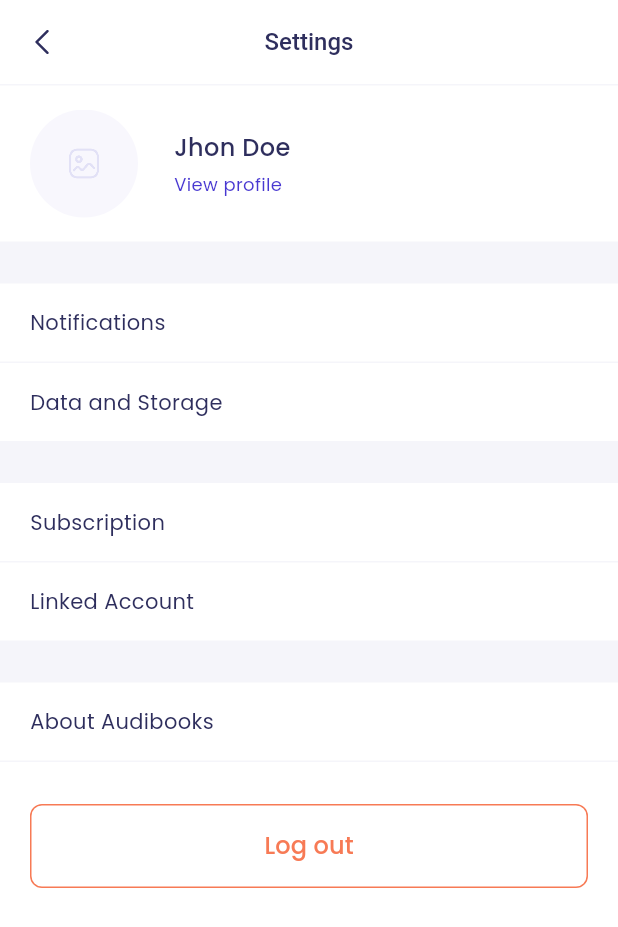
After one commit to bobirbek1/audio_book, a Flutter app: the SettingsPage screen opened directly, on a phone screen of 412 x 824 dp. The commit adds this screen. Shown: the top 927 px of the screen. Run offline on Flutter 3.47's test engine with Material 3 defaults, Android fonts, the phone set to English and light mode, and no system bars; drawn by our look-alikes of cached_network_image; our stand-ins replace audio_video_progress_bar, cloud_firestore, firebase_auth, firebase_core, flutter_cache_manager, flutter_svg and 8 more; missing offline and left inert: algolia, syncfusion_flutter_pdfviewer; accounts and stored records are empty; network calls fail; statements that could not run were skipped.

Commit message:
feat: add settings and profile UI

```diff
--- a/lib/src/presentation/base/theme_provider.dart
+++ b/lib/src/presentation/base/theme_provider.dart
@@ -101,6 +101,11 @@ class ThemeProvider extends ChangeNotifier {
       modalBackgroundColor:  ColorName.white,
       shape: RoundedRectangleBorder(borderRadius: BorderRadius.circular(32,),),
       surfaceTintColor: ColorName.white
+    ),
+    dividerTheme: const DividerThemeData(
+      color: ColorName.neutral5,
+      space: 1,
+      thickness: 1,
     )
   );
 
--- /dev/null
+++ b/lib/src/presentation/pages/settings_page/settings_page.dart
@@ -0,0 +1,169 @@
+import 'package:audio_book/gen/assets.gen.dart';
+import 'package:audio_book/gen/colors.gen.dart';
+import 'package:audio_book/src/presentation/base/theme_provider.dart';
+import 'package:audio_book/src/presentation/widgets/regular_cached_image.dart';
+import 'package:audio_book/src/presentation/widgets/regular_outline_button.dart';
+import 'package:audio_book/src/services/navigator_service.dart';
+import 'package:flutter/material.dart';
+
+class SettingsPage extends StatelessWidget {
+  const SettingsPage({super.key});
+
+  @override
+  Widget build(BuildContext context) {
+    return Scaffold(
+      appBar: AppBar(
+        leading: IconButton(
+          onPressed: () {
+            Navigator.pop(context);
+          },
+          iconSize: 24,
+          icon: Assets.icons.arrowLeft.svg(),
+        ),
+        centerTitle: true,
+        title: const Text(
+          "Settings",
+          maxLines: 1,
+          overflow: TextOverflow.ellipsis,
+        ),
+        bottom: const PreferredSize(
+          preferredSize: Size(
+            double.infinity,
+            1,
+          ),
+          child: Divider(),
+        ),
+      ),
+      body: Column(
+        crossAxisAlignment: CrossAxisAlignment.stretch,
+        children: [
+          const SizedBox(
+            height: 16,
+          ),
+          const Padding(
+            padding: EdgeInsets.symmetric(horizontal: 20),
+            child: _ProfileItem(),
+          ),
+          const SizedBox(
+            height: 16,
+          ),
+          const Divider(
+            thickness: 28,
+            height: 28,
+          ),
+          _SettingItem(
+            title: "Notifications",
+          ),
+          const Divider(),
+          const _SettingItem(title: "Data and Storage"),
+          const Divider(
+            thickness: 28,
+            height: 28,
+          ),
+          const _SettingItem(title: "Subscription"),
+          const Divider(),
+          const _SettingItem(title: "Linked Account"),
+          const Divider(
+            thickness: 28,
+            height: 28,
+          ),
+          const _SettingItem(title: "About Audibooks"),
+          const Divider(),
+          const SizedBox(
+            height: 28,
+          ),
+          Padding(
+            padding: const EdgeInsets.symmetric(horizontal: 20),
+            child: RegularOutlineButton(
+              onPressed: () {},
+              text: "Log out",
+              foregroundColor: ColorName.accent50,
+              borderColor: ColorName.accent50,
+            ),
+          ),
+        ],
+      ),
+    );
+  }
+}
+
+class _SettingItem extends StatelessWidget {
+  final String title;
+  final VoidCallback? onPressed;
+  const _SettingItem({required this.title, this.onPressed});
+
+  @override
+  Widget build(BuildContext context) {
+    return InkWell(
+      onTap: onPressed,
+      child: Padding(
+        padding: const EdgeInsets.symmetric(
+          horizontal: 20,
+          vertical: 16,
+        ),
+        child: Text(
+          title,
+          style: Theme.of(context).textStyles.regular14,
+        ),
+      ),
+    );
+  }
+}
+
+class _ProfileItem extends StatelessWidget {
+  const _ProfileItem();
+
+  @override
+  Widget build(BuildContext context) {
+    return InkWell(
+      onTap: () {
+        Navigator.push(
+          context,
+          generateRoute(
+            Pages.profilePage,
+          ),
+        );
+      },
+      borderRadius: BorderRadius.circular(18),
+      child: Row(
+        children: [
+          ClipRRect(
+            borderRadius: BorderRadius.circular(50),
+            child: const RegularCachedImage(
+              imageUrl: "",
+              width: 72,
+              height: 72,
+              fit: BoxFit.cover,
+              isSquare: true,
+            ),
+          ),
+          const SizedBox(
+            width: 24,
+          ),
+          Expanded(
+            child: Column(
+              crossAxisAlignment: CrossAxisAlignment.start,
+              children: [
+                Text(
+                  "Jhon Doe",
+                  maxLines: 2,
+                  overflow: TextOverflow.ellipsis,
+                  style: Theme.of(context).textStyles.medium16,
+                ),
+                const SizedBox(
+                  height: 4,
+                ),
+                Text(
+                  "View profile",
+                  style: Theme.of(context).textStyles.regular12.copyWith(
+                        color: ColorName.primary50,
+                      ),
+                ),
+              ],
+            ),
+          ),
+        ],
+      ),
+    );
+  }
+}
--- a/lib/src/presentation/widgets/regular_outline_button.dart
+++ b/lib/src/presentation/widgets/regular_outline_button.dart
@@ -55,7 +55,7 @@ class RegularOutlineButton extends StatelessWidget {
             text ?? "",
             style: textStyle ??
                 Theme.of(context).textStyles.medium16.copyWith(
-                      color: ColorName.primary50,
+                      color: foregroundColor ?? ColorName.primary50,
                     ),
           ),
     );
--- a/lib/src/presentation/widgets/regular_text_button.dart
+++ b/lib/src/presentation/widgets/regular_text_button.dart
@@ -44,7 +44,7 @@ class RegularTextButton extends StatelessWidget {
             text ?? "",
             style: textStyle ??
                 Theme.of(context).textStyles.medium16.copyWith(
-                      color: ColorName.primary50,
+                      color: foregroundColor ?? ColorName.primary50,
                     ),
           ),
     );
--- a/lib/src/services/navigator_service.dart
+++ b/lib/src/services/navigator_service.dart
@@ -10,6 +10,8 @@ import 'package:audio_book/src/presentation/pages/forget_password/forget_passwor
 import 'package:audio_book/src/presentation/pages/main_page/main_page.dart';
 import 'package:audio_book/src/presentation/pages/on_boarding/on_boarding_page.dart';
 import 'package:audio_book/src/presentation/pages/player_page/player_page.dart';
+import 'package:audio_book/src/presentation/pages/settings_page/profile_page.dart';
+import 'package:audio_book/src/presentation/pages/settings_page/settings_page.dart';
 import 'package:audio_book/src/presentation/pages/reading_page/reading_page.dart';
 import 'package:audio_book/src/presentation/pages/sign_in/sign_in_page.dart';
 import 'package:audio_book/src/presentation/pages/sign_up/sign_up_page.dart';
@@ -34,7 +36,9 @@ enum Pages {
   booksByCategoryPage,
   bookDetailPage,
   readingPage,
-  playerPage, commentsPage,
+  playerPage,
+  commentsPage,
+  settingsPage, profilePage,
 }
 
 Route generateRoute(Pages page, {Object? argument}) {
@@ -114,7 +118,7 @@ Route generateRoute(Pages page, {Object? argument}) {
     case Pages.readingPage:
       return _buildMaterialRoute(
           RouteSettings(name: page.name, arguments: argument), (context) {
-        return ReadingPage(dcm: getIt.get(),box: getIt.get());
+        return ReadingPage(dcm: getIt.get(), box: getIt.get());
       });
     case Pages.playerPage:
       return _buildMaterialRoute(
@@ -125,6 +129,16 @@ Route generateRoute(Pages page, {Object? argument}) {
       return _buildMaterialRoute(
           RouteSettings(name: page.name, arguments: argument), (context) {
         return const CommentsPage();
+      });
+    case Pages.settingsPage:
+      return _buildMaterialRoute(
+          RouteSettings(name: page.name, arguments: argument), (context) {
+        return const SettingsPage();
+      });
+    case Pages.profilePage:
+      return _buildMaterialRoute(
+          RouteSettings(name: page.name, arguments: argument), (context) {
+        return const ProfilePage();
       });
     default:
       return _buildMaterialRoute(
```
Also changed, not shown: lib/src/presentation/pages/main_page/main_page.dart (+8 -6 lines), lib/src/presentation/pages/settings_page/profile_page.dart (added, +156 -0 lines).
